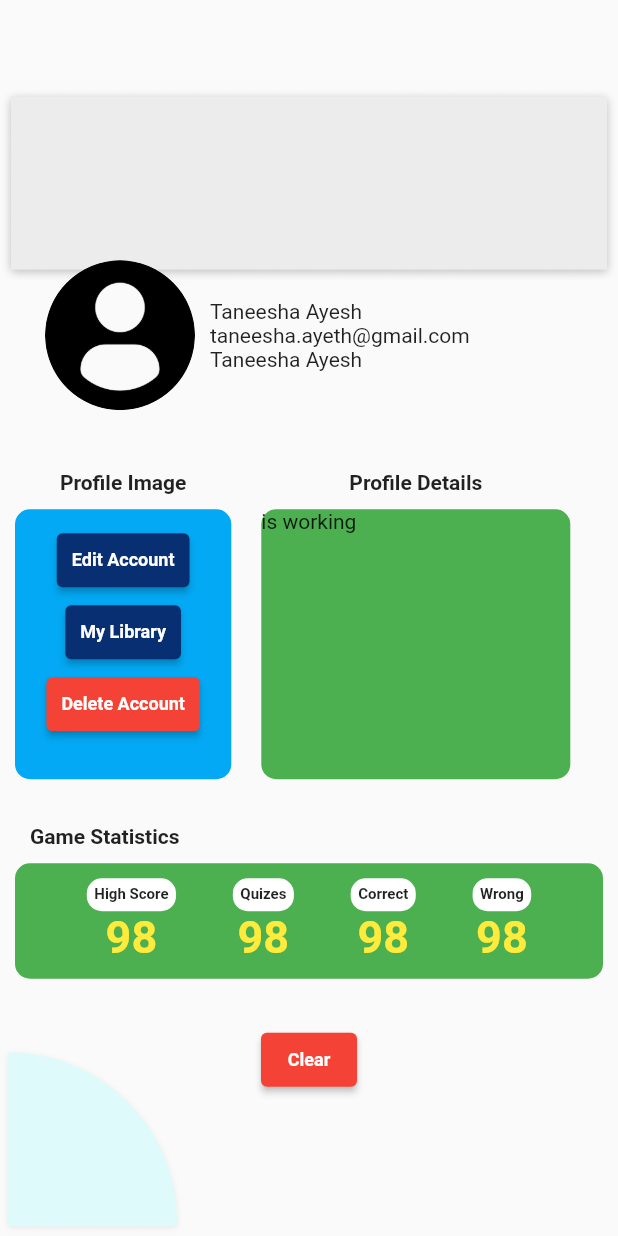
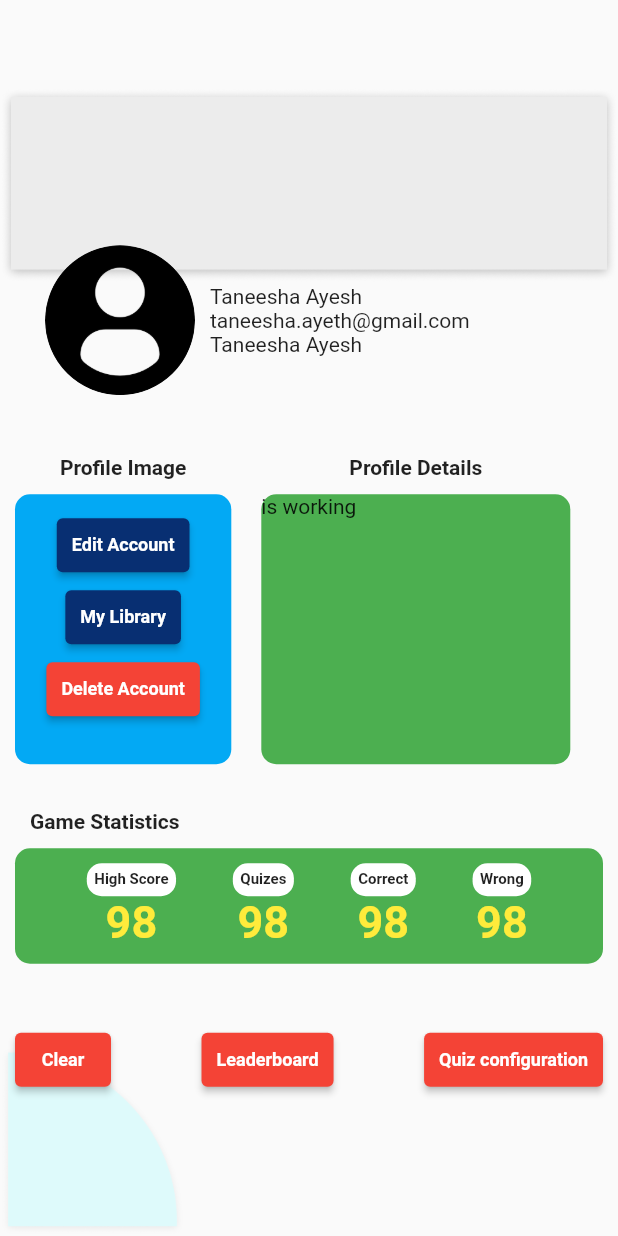
Before and after one commit to taneesha97/ctse_flutter_assignment, a Flutter app: the ProfileUI screen opened directly, on a phone screen of 412 x 824 dp. Run offline on Flutter 3.47's test engine with Material 2 defaults, Android fonts, the phone set to English and light mode, and no system bars; our stand-ins replace audioplayers, cloud_firestore, firebase_core, firebase_database, flutter_colorpicker, fluttertoast and 5 more; missing offline and left inert: reviews_slider; accounts and stored records are empty.

Commit message:
Flow fixed. Final

```diff
--- a/lib/main.dart
+++ b/lib/main.dart
@@ -60,7 +60,6 @@ class MyApp extends StatelessWidget {
 
         ChangeNotifierProvider(create: (context) => FeedBackCrudModel()),
         ChangeNotifierProvider(create: (context) => QuizResultCrudModel()),
-
         ChangeNotifierProvider(create: (context) => LeaderBoardCrudModel()),
 
       ],
@@ -71,7 +70,7 @@ class MyApp extends StatelessWidget {
           primarySwatch: Colors.blue,
           backgroundColor: Colors.black,
         ),
-        home: const IndexPage()
+        home: NavigationScreen(),
       ),
     );
   }
--- a/lib/screens/movie_wiki.dart
+++ b/lib/screens/movie_wiki.dart
@@ -10,9 +10,9 @@ import '../styles.dart';
 import '../util/crud_model.dart';
 
 class MovieWiki extends StatelessWidget {
-  late QuerySnapshot<Object?> array_data;
+  //late QuerySnapshot<Object?> array_data;
 
-  MovieWiki({Key? key}) : super(key: key);
+  const MovieWiki({Key? key}) : super(key: key);
 
   @override
   Widget build(BuildContext context) {
--- a/lib/screens/profile_ui.dart
+++ b/lib/screens/profile_ui.dart
@@ -1,7 +1,14 @@
 import 'package:ctse_assignment_1/components/profile/background.dart';
+import 'package:ctse_assignment_1/screens/leader_board.dart';
+import 'package:ctse_assignment_1/screens/quice_configuration_screen.dart';
+import 'package:ctse_assignment_1/screens/quize_list.dart';
 import 'package:flutter/material.dart';
 
+import 'movie_library_list.dart';
+
 class ProfileUI extends StatefulWidget {
+  const ProfileUI({Key? key}) : super(key: key);
+
   @override
   _ProfileUIState createState() => _ProfileUIState();
 }
@@ -115,10 +122,10 @@ class _ProfileUIState extends State<ProfileUI> {
                                 // foreground
                               ),
                               onPressed: () {
-                                // Navigator.push(
-                                //   context,
-                                //   MaterialPageRoute(builder: (context) => ProfileUI()),
-                                // );
+                                Navigator.push(
+                                  context,
+                                  MaterialPageRoute(builder: (context) => LibraryList()),
+                                );
                               },
                               child: const Text(
                                 'My Library',
@@ -299,6 +306,12 @@ class _ProfileUIState extends State<ProfileUI> {
               const SizedBox(
                 height: 20,
               ),
+              Padding(
+                padding: const EdgeInsets.all(10.0),
+                child: Row(
+                  crossAxisAlignment: CrossAxisAlignment.center,
+                  mainAxisAlignment: MainAxisAlignment.spaceBetween,
+                  children: [
                     ElevatedButton(
                       style: ElevatedButton.styleFrom(
                         primary: Colors.red, // background
@@ -319,6 +332,51 @@ class _ProfileUIState extends State<ProfileUI> {
                             fontSize: 12, fontWeight: FontWeight.bold),
                       ),
                     ),
+                    ElevatedButton(
+                      style: ElevatedButton.styleFrom(
+                        primary: Colors.red, // background
+                        onPrimary: Colors.white,
+                        padding: const EdgeInsets.all(10.0),
+                        //fixedSize: const Size(640, 70),
+                        // foreground
+                      ),
+                      onPressed: () {
+                        Navigator.push(
+                          context,
+                          MaterialPageRoute(builder: (context) => LeaderBoard()),
+                        );
+                      },
+                      child: const Text(
+                        'Leaderboard',
+                        style: TextStyle(
+                            fontSize: 12, fontWeight: FontWeight.bold),
+                      ),
+                    ),
+
+
+                    ElevatedButton(
+                      style: ElevatedButton.styleFrom(
+                        primary: Colors.red, // background
+                        onPrimary: Colors.white,
+                        padding: const EdgeInsets.all(10.0),
+                        //fixedSize: const Size(640, 70),
+                        // foreground
+                      ),
+                      onPressed: () {
+                        Navigator.push(
+                          context,
+                          MaterialPageRoute(builder: (context) => DropDown()),
+                        );
+                      },
+                      child: const Text(
+                        'Quiz configuration',
+                        style: TextStyle(
+                            fontSize: 12, fontWeight: FontWeight.bold),
+                      ),
+                    ),
+                  ],
+                ),
+              ),
             ],
           ),
         ]),
```
Also changed, not shown: lib/screens/leader_board.dart (+6 -6 lines), lib/screens/navigation_screen.dart (+13 -3 lines), lib/screens/quice_configuration_screen.dart (+21 -0 lines), pubspec.lock. Lines whose indentation alone changed are shown as unchanged.
